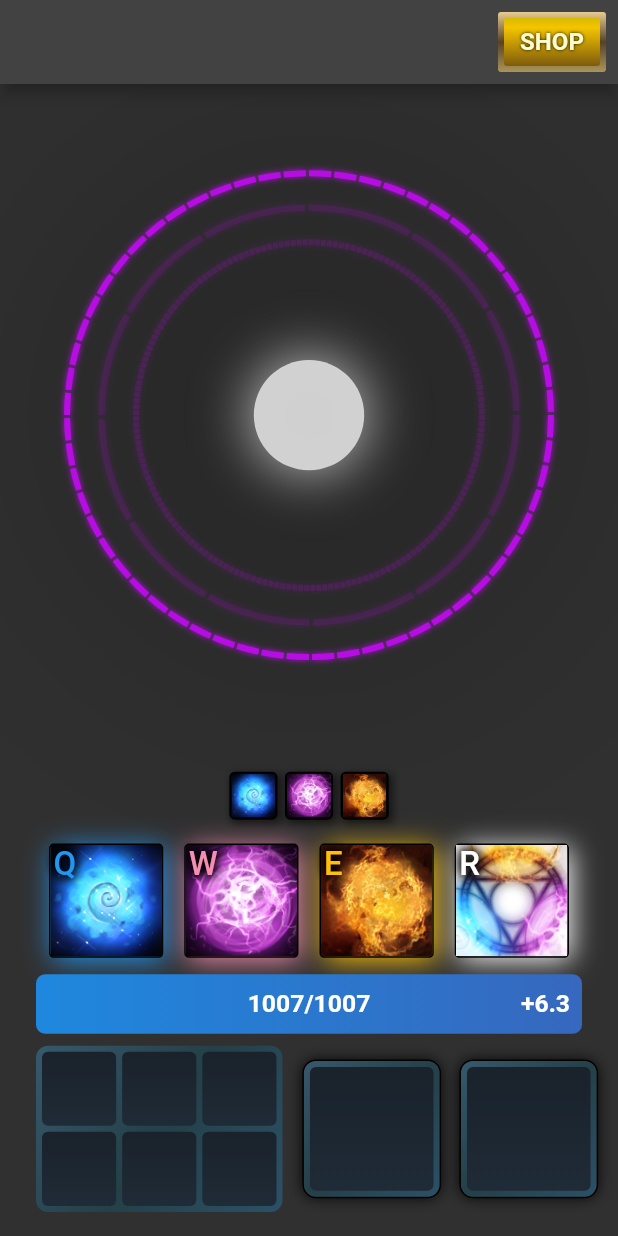
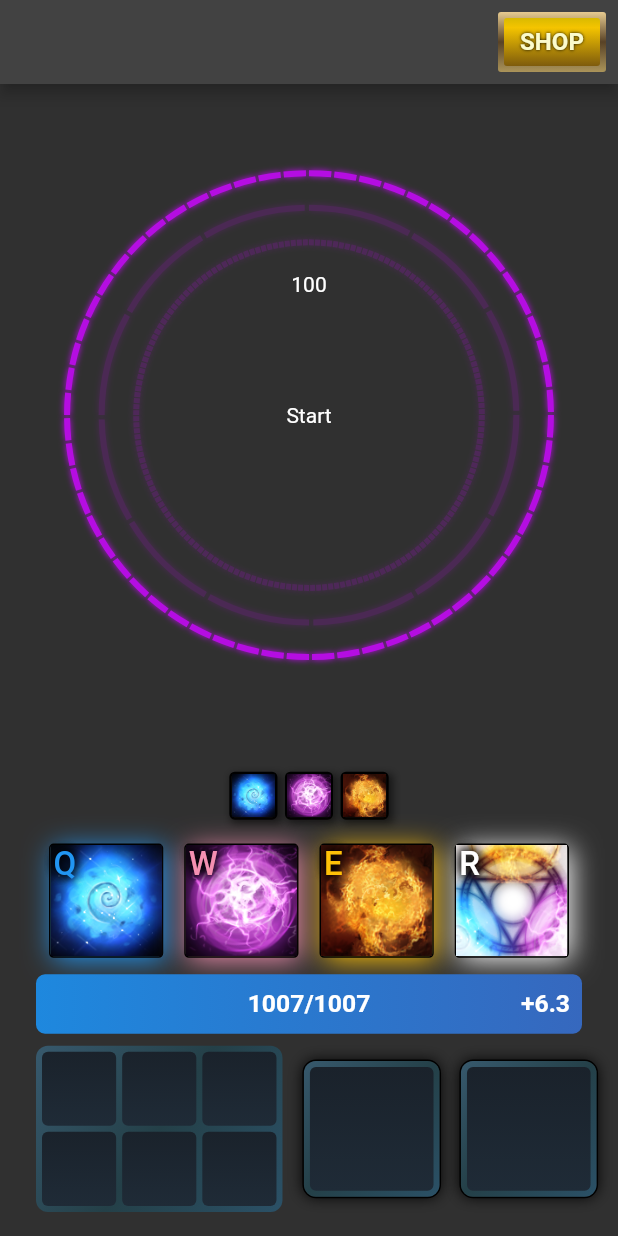
Before and after one commit to tolgasozbir/Invoker_Challenge, a Flutter app: the BossModeView screen opened directly, after a tap on "SHOP", on a phone screen of 412 x 824 dp. Run offline on Flutter 3.47's test engine with Material 2 defaults, Android fonts, the phone set to English and light mode, and no system bars; our stand-ins replace audioplayers, cloud_firestore, firebase_auth, firebase_core, flutter_staggered_animations, flutter_svg and 6 more; missing offline and left inert: flutter_arc_text, flutter_config, snappable_thanos, splash; accounts and stored records are empty; generated files the repository leaves out were written again; network calls fail; statements that could not run were skipped; project files that could hold a hidden picture were left out.

Commit message:
minor changes

```diff
--- a/lib/providers/boss_provider.dart
+++ b/lib/providers/boss_provider.dart
@@ -29,6 +29,13 @@ class BossProvider extends ChangeNotifier {
     notifyListeners();
   }
 
+
+  //test
+  AnimationController? _dpsController;
+  void setDpsController(AnimationController controller) {
+    _dpsController = controller;
+    notifyListeners();
+  }
 
   void autoHit(){
     var damage = baseDamage;
@@ -75,6 +82,9 @@ class BossProvider extends ChangeNotifier {
     if (_timer != null) return;
     _timer = Timer.periodic(Duration(seconds: 1), (timer) {
       print("Tick");
+        _dpsController!.reset();
+        _dpsController!.forward();
+
       _increaseTime();
       autoHit();
       checkTimeOrHp();
--- a/lib/screens/dashboard/boss_mode/boss_mode_view.dart
+++ b/lib/screens/dashboard/boss_mode/boss_mode_view.dart
@@ -1,10 +1,13 @@
 import 'dart:math';
+import 'package:dota2_invoker_game/screens/dashboard/boss_mode/components/animated_dps_text.dart';
+
 import '../../../constants/app_colors.dart';
 import '../../../extensions/context_extension.dart';
 import '../../../extensions/widget_extension.dart';
 import '../../../models/spell.dart';
 import '../../../providers/boss_provider.dart';
 import '../../../providers/spell_provider.dart';
+import 'components/shop_button.dart';
 import 'components/weather/weather.dart';
 import 'package:flutter/material.dart';
 import 'package:provider/provider.dart';
@@ -27,6 +30,7 @@ class _BossModeViewState extends State<BossModeView> with OrbMixin {
   late BossProvider provider;
   var gradient2 = [const Color(0xFFE20D17), const Color(0xFFB50DE2)];
   List<Spell> spellList = [];
+  AnimationController? dpsController;
 
   @override
   void initState() {
@@ -43,19 +47,20 @@ class _BossModeViewState extends State<BossModeView> with OrbMixin {
 
   @override
   Widget build(BuildContext context) {
-    return Scaffold( //appscaffold action parametresi alcak
+    return Scaffold(
+      //appscaffold action parametresi alcak
       appBar: AppBar(
         actions: [
-          shopButton()
+          ShopButton(),
         ],
       ),
-      body: bodyView()
+      body: bodyView(),
     );
   }
 
   Widget bodyView() {
     var skyLight = SkyLight.light;
-    var skyType = SkyType.sunny;
+    var skyType = SkyType.normal;
     var weatherType = WeatherType.normal;
     return LayoutBuilder(builder: (context, constraints) {
       return Column(
@@ -68,7 +73,8 @@ class _BossModeViewState extends State<BossModeView> with OrbMixin {
               Sky(skyLight: skyLight, skyType: skyType),
               ...circles(constraints),
               Weather(weatherType: weatherType),
-            //startBtn(context, constraints),
+              startBtn(context, constraints),
+          AnimatedDPSText(controller: (contoller) => dpsController = contoller,),
             ],
           ).wrapExpanded(),
           selectedElementOrbs(),
@@ -93,7 +99,11 @@ class _BossModeViewState extends State<BossModeView> with OrbMixin {
     return InkWell(
       splashFactory: WaveSplash.splashFactory,
       highlightColor: Colors.transparent,
-            onTap: () => context.read<BossProvider>().startGame(),
+      onTap: () {
+        context.read<BossProvider>().startGame();
+        context.read<BossProvider>().setDpsController(dpsController!);
+        //dpsController?.repeat();
+      },
       child: SizedBox(
         width: constraints.maxWidth,
         height: constraints.maxHeight,
@@ -112,7 +122,7 @@ class _BossModeViewState extends State<BossModeView> with OrbMixin {
           radius: constraints.maxHeight * 0.21,
           gap: 0.22,
           gradient: gradient2,
-            reversedColor: true
+          reversedColor: true,
         ),
       ),
       //middle
@@ -126,16 +136,13 @@ class _BossModeViewState extends State<BossModeView> with OrbMixin {
         ),
       ),
       //inner
-        AnimatedContainer(
-          duration: Duration(seconds: 1),
-          child: CustomPaint(
+      CustomPaint(
         painter: ArcPainter(
           progress: context.watch<BossProvider>().timeProgress,
           units: context.read<BossProvider>().timeUnits,
           radius: constraints.maxHeight * 0.15,
           gap: 0.2,
           gradient: gradient2,
-            ),
         ),
       ),
     ];
@@ -156,7 +163,8 @@ class _BossModeViewState extends State<BossModeView> with OrbMixin {
   Row skills() {
     return Row(
       mainAxisAlignment: MainAxisAlignment.center,
-      children: List.generate(Elements.values.length, (index) => skill(Elements.values[index]).wrapPadding(EdgeInsets.symmetric(horizontal: 8))),
+      children: List.generate(Elements.values.length, (index) => skill(Elements.values[index]).wrapPadding(EdgeInsets.symmetric(horizontal: 8)),
+      ),
     );
   }
 
@@ -166,7 +174,10 @@ class _BossModeViewState extends State<BossModeView> with OrbMixin {
         children: [
           DecoratedBox(
             decoration: qwerAbilityDecoration(element.getColor),
-            child: Image.asset(element.getImage,width: context.dynamicWidth(0.18)),
+            child: Image.asset(
+              element.getImage,
+              width: context.dynamicWidth(0.18),
+            ),
           ),
           Text(
             element.getKey.toUpperCase(),
@@ -187,8 +198,8 @@ class _BossModeViewState extends State<BossModeView> with OrbMixin {
             return switchOrb(element);
           case Elements.invoke:
             SoundManager.instance.trueCombinationSound(currentCombination);
-            var castedSpell = spellList.firstWhere((element) => element.combine.toString() == currentCombination.toString(), orElse: () => const Spell("", []),);
-            if(castedSpell.combine.isEmpty) return;
+            var castedSpell = spellList.firstWhere((element) => element.combine.toString() == currentCombination.toString(), orElse: () => const Spell("", []));
+            if (castedSpell.combine.isEmpty) return;
             context.read<BossProvider>().switchAbility(castedSpell);
 
           //context.watch<BossProvider>().castedAbility.add();
@@ -207,8 +218,10 @@ class _BossModeViewState extends State<BossModeView> with OrbMixin {
       decoration: BoxDecoration(
         borderRadius: BorderRadius.circular(6),
         gradient: LinearGradient(
-          colors: [Color.fromARGB(255, 30, 136, 222), Color.fromARGB(255, 54, 104, 190)]
-
+          colors: [
+          Color.fromARGB(255, 30, 136, 222),
+          Color.fromARGB(255, 54, 104, 190)
+          ],
         ),
       ),
       child: Row(
@@ -222,16 +235,16 @@ class _BossModeViewState extends State<BossModeView> with OrbMixin {
     );
   }
 
-
   Widget ability() {
     var castedAbility = context.watch<BossProvider>().castedAbility;
     return Row(
       mainAxisAlignment: MainAxisAlignment.spaceEvenly,
-      children: List.generate(2, (index) => BouncingButton(
+      children: List.generate(2,(index) => BouncingButton(
         child: DecoratedBox(
           decoration: BoxDecoration(
             borderRadius: BorderRadius.circular(8),
-            border: Border.all(strokeAlign: BorderSide.strokeAlignOutside),
+            border:
+                Border.all(strokeAlign: BorderSide.strokeAlignOutside),
             boxShadow: [
               BoxShadow(
                 color: AppColors.black,
@@ -239,7 +252,11 @@ class _BossModeViewState extends State<BossModeView> with OrbMixin {
               ),
             ],
           ),
-          child: castedAbility.length < index+1 ? emptyAbilitySlot() : Image.asset(castedAbility[index].image, width: context.dynamicWidth(0.2)).wrapClipRRect(BorderRadius.circular(8)),
+          child: castedAbility.length < index + 1
+              ? emptyAbilitySlot()
+              : Image.asset(castedAbility[index].image,
+                      width: context.dynamicWidth(0.2))
+                  .wrapClipRRect(BorderRadius.circular(8)),
         ),
         onPressed: () {
           print("aa");
@@ -296,61 +313,11 @@ class _BossModeViewState extends State<BossModeView> with OrbMixin {
       decoration: BoxDecoration(
         borderRadius: BorderRadius.circular(4),
         gradient: LinearGradient(
-          colors: [Color(0xFF1A222B),Color(0xFF1F2B37)],
+          colors: [Color(0xFF1A222B), Color(0xFF1F2B37)],
           begin: Alignment.topCenter,
           end: Alignment.bottomCenter,
         ),
       ),
-    );
-  }
-
-  Widget shopButton() {
-    return BouncingButton(
-      child: Stack(
-        children: [
-          Container(
-            width: 72,
-            height: kToolbarHeight,
-            padding: EdgeInsets.all(8),
-            margin: EdgeInsets.all(8),
-            decoration: BoxDecoration(
-              borderRadius: BorderRadius.circular(2),
-              gradient: LinearGradient(
-                colors: [Color(0xFFE7CB90), Color(0xFF584226), Color(0xFFAB945A)],
-                begin: Alignment.topCenter,
-                end: Alignment.bottomCenter,
-              )
-            ),
-          ),
-          Container(
-            width: 64,
-            alignment: Alignment.center,
-            height: kToolbarHeight,
-            margin: EdgeInsets.all(12),
-            decoration: BoxDecoration(
-              borderRadius: BorderRadius.circular(2),
-              gradient: LinearGradient(
-                colors: [Color(0xFFD9BA00), Color(0xFFF4C400), Color(0xFF7E5B0C)],
-                stops: [0, .2, 1],
-                begin: Alignment.topCenter,
-                end: Alignment.bottomCenter,
-              )
-            ),
-            child: Text(
-              "SHOP",
-              style: TextStyle(
-                fontSize: 16,
-                color: Color(0xFFFBFBCC),
-                fontWeight: FontWeight.bold,
-                shadows: [Shadow(blurRadius: 2)]
-              ),
-            ),
-          ),
-        ],
-      ),
-      onPressed: () {
-        print("Shop");
-      },
     );
   }
 
@@ -371,7 +338,7 @@ class _BossModeViewState extends State<BossModeView> with OrbMixin {
         decoration: BoxDecoration(
           borderRadius: BorderRadius.circular(4),
           gradient: LinearGradient(
-            colors: [Color(0xFF1A222B),Color(0xFF1F2B37)],
+            colors: [Color(0xFF1A222B), Color(0xFF1F2B37)],
             begin: Alignment.topCenter,
             end: Alignment.bottomCenter,
           ),
@@ -379,11 +346,7 @@ class _BossModeViewState extends State<BossModeView> with OrbMixin {
       ),
     );
   }
-
 }
-
-
-
 
 class ArcPainter extends CustomPainter {
   final double progress;
--- /dev/null
+++ b/lib/screens/dashboard/boss_mode/components/animated_dps_text.dart
@@ -0,0 +1,44 @@
+import 'package:flutter/material.dart';
+
+class AnimatedDPSText extends StatefulWidget {
+  const AnimatedDPSText({super.key, required this.controller});
+
+  final ValueChanged<AnimationController> controller;
+
+  @override
+  State<AnimatedDPSText> createState() => _AnimatedDPSTextState();
+}
+
+class _AnimatedDPSTextState extends State<AnimatedDPSText> with SingleTickerProviderStateMixin {
+
+  final Duration _animDuration = const Duration(milliseconds: 1000);
+  final _opacityTween = Tween<double>(begin: 1, end: 0);
+  late final Animation<double> _opacityAnim;
+  late final AnimationController _animationController;
+
+  @override
+  void initState() {
+    _animationController = AnimationController(vsync: this, duration: _animDuration);
+    _opacityAnim = _opacityTween.animate(_animationController)..addListener(() => setState(() { }));
+    super.initState();
+  }
+
+  @override
+  void dispose() {
+    _animationController.dispose();
+    super.dispose();
+  }
+
+  @override
+  Widget build(BuildContext context) {
+    widget.controller.call(_animationController);
+    return AnimatedPositioned(
+      duration: _animDuration,
+      bottom: _opacityAnim.value * 300,
+      child: Opacity(
+        opacity: _opacityAnim.value,
+        child: Text("100")
+      )
+    );
+  }
+}
--- /dev/null
+++ b/lib/screens/dashboard/boss_mode/components/shop_button.dart
@@ -0,0 +1,57 @@
+import 'package:flutter/material.dart';
+import '../../../../widgets/bouncing_button.dart';
+
+class ShopButton extends StatelessWidget {
+  const ShopButton({super.key,});
+
+  @override
+  Widget build(BuildContext context) {
+    return BouncingButton(
+      child: Stack(
+        children: [
+          Container(
+            width: 72,
+            height: kToolbarHeight,
+            padding: EdgeInsets.all(8),
+            margin: EdgeInsets.all(8),
+            decoration: BoxDecoration(
+              borderRadius: BorderRadius.circular(2),
+              gradient: LinearGradient(
+                colors: [Color(0xFFE7CB90), Color(0xFF584226), Color(0xFFAB945A)],
+                begin: Alignment.topCenter,
+                end: Alignment.bottomCenter,
+              )
+            ),
+          ),
+          Container(
+            width: 64,
+            alignment: Alignment.center,
+            height: kToolbarHeight,
+            margin: EdgeInsets.all(12),
+            decoration: BoxDecoration(
+              borderRadius: BorderRadius.circular(2),
+              gradient: LinearGradient(
+                colors: [Color(0xFFD9BA00), Color(0xFFF4C400), Color(0xFF7E5B0C)],
+                stops: [0, .2, 1],
+                begin: Alignment.topCenter,
+                end: Alignment.bottomCenter,
+              )
+            ),
+            child: Text(
+              "SHOP",
+              style: TextStyle(
+                fontSize: 16,
+                color: Color(0xFFFBFBCC),
+                fontWeight: FontWeight.bold,
+                shadows: [Shadow(blurRadius: 2)]
+              ),
+            ),
+          ),
+        ],
+      ),
+      onPressed: () {
+        print("Shop");
+      },
+    );
+  }
+}
```
Also changed, not shown: 1 other file. Lines whose indentation alone changed are shown as unchanged.
